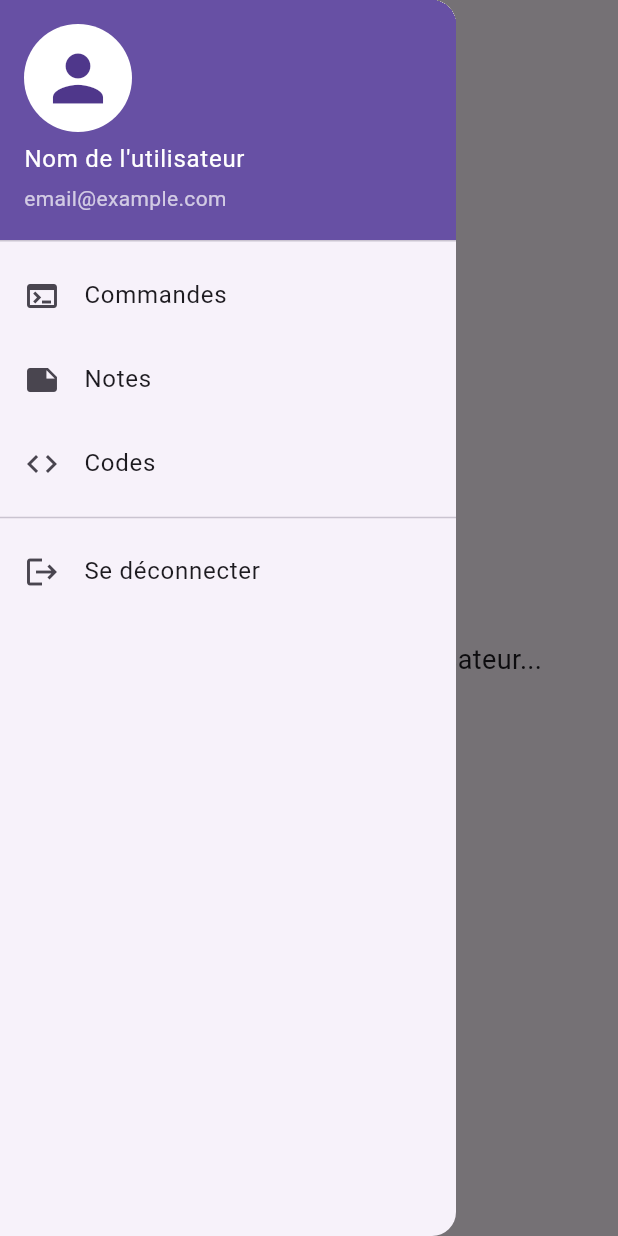
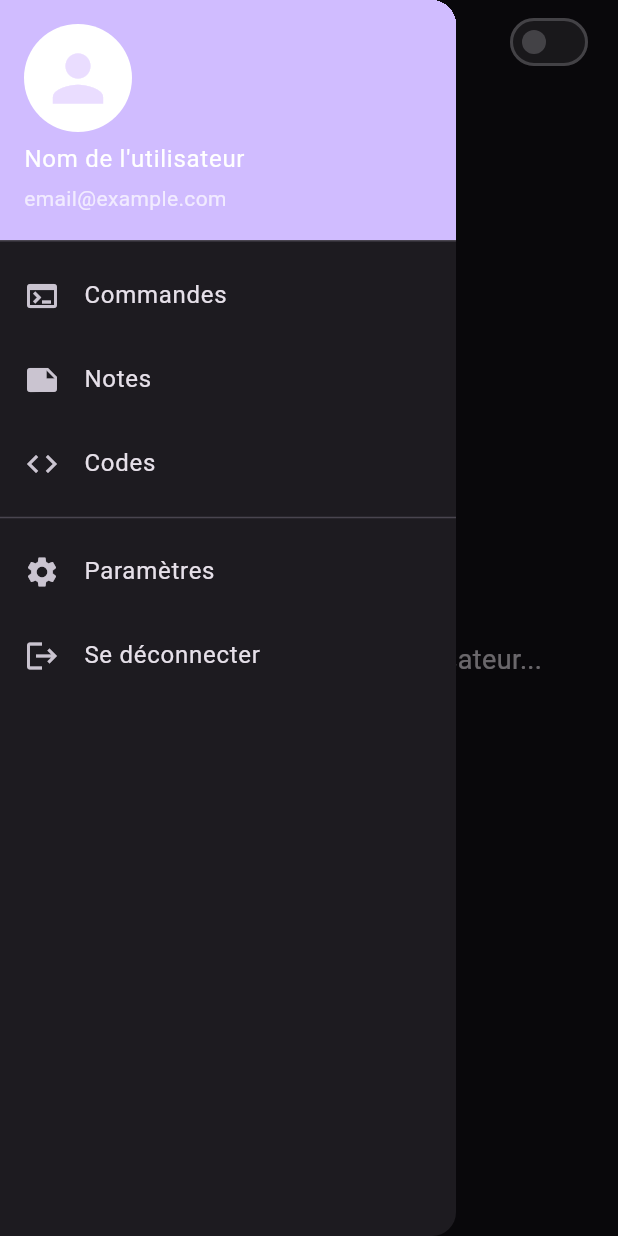
Before and after one commit to Tiavina22/tiny-desk-app, a Flutter app: the HomeScreen screen opened by its route, with the side drawer open, on a phone screen of 412 x 824 dp. Run offline on Flutter 3.47's test engine with Material 3 defaults, Android fonts, the phone set to English and light mode, and no system bars; our stand-ins replace shared_preferences, sqflite, sqflite_common_ffi; accounts and stored records are empty; network calls fail.

```diff
--- a/lib/screens/home/home_screen.dart
+++ b/lib/screens/home/home_screen.dart
@@ -1,6 +1,9 @@
 import 'package:flutter/material.dart';
+import 'package:tiny_desk/main.dart';
 import 'package:tiny_desk/services/auth/auth_service.dart';
 import 'package:tiny_desk/services/user/user_service.dart';
+import 'package:tiny_desk/screens/settings/settings_screen.dart';
+import 'package:shared_preferences/shared_preferences.dart';
 
 class HomeScreen extends StatefulWidget {
   @override
@@ -9,11 +12,13 @@ class HomeScreen extends StatefulWidget {
 
 class _HomeScreenState extends State<HomeScreen> {
   Map<String, dynamic>? _userInfo;
+  bool _isDarkMode = true; // Valeur initiale (peut être modifiée selon la préférence de l'utilisateur)
 
   @override
   void initState() {
     super.initState();
     _fetchUserInfo();
+    _loadTheme();
   }
 
   Future<void> _fetchUserInfo() async {
@@ -23,11 +28,42 @@ class _HomeScreenState extends State<HomeScreen> {
     });
   }
 
+  // Charger le thème préféré de l'utilisateur
+  _loadTheme() async {
+    SharedPreferences prefs = await SharedPreferences.getInstance();
+    int? themeIndex = prefs.getInt('themeMode');
+    setState(() {
+      _isDarkMode = themeIndex != null && themeIndex == 0;
+    });
+  }
+
+  // Sauvegarder la préférence de thème
+  _saveTheme(bool value) async {
+    SharedPreferences prefs = await SharedPreferences.getInstance();
+    prefs.setInt('themeMode', value ? 0 : 1); // 0 pour sombre, 1 pour clair
+    // Appliquer immédiatement le changement de thème
+    setState(() {
+      _isDarkMode = value;
+    });
+    runApp(MyApp(themeMode: value ? ThemeMode.dark : ThemeMode.light));
+  }
+
   @override
   Widget build(BuildContext context) {
     return Scaffold(
       appBar: AppBar(
         title: Text('Tiny Desk'),
+        actions: [
+          Padding(
+            padding: EdgeInsets.only(right: 16.0),
+            child: Switch(
+              value: _isDarkMode,
+              onChanged: (value) {
+                _saveTheme(value);
+              },
+            ),
+          ),
+        ],
       ),
       drawer: Drawer(
         child: ListView(
@@ -39,7 +75,7 @@ class _HomeScreenState extends State<HomeScreen> {
                 style: TextStyle(color: Colors.white),
               ),
               accountEmail: Text(
-                'email@example.com', // Ajoute l'email si disponible dans _userInfo
+                'email@example.com',
                 style: TextStyle(color: Colors.white70),
               ),
               currentAccountPicture: CircleAvatar(
@@ -66,6 +102,15 @@ class _HomeScreenState extends State<HomeScreen> {
               () => Navigator.pushNamed(context, '/codes'),
             ),
             Divider(),
+            _buildDrawerItem(
+              context,
+              'Paramètres',
+              Icons.settings,
+              () => Navigator.push(
+                context,
+                MaterialPageRoute(builder: (context) => SettingsScreen()),
+              ),
+            ),
             ListTile(
               leading: Icon(Icons.logout),
               title: Text('Se déconnecter'),
```
Also changed, not shown: lib/main.dart (+14 -4 lines), lib/screens/settings/settings_screen.dart (added, +63 -0 lines), 1 other file.
